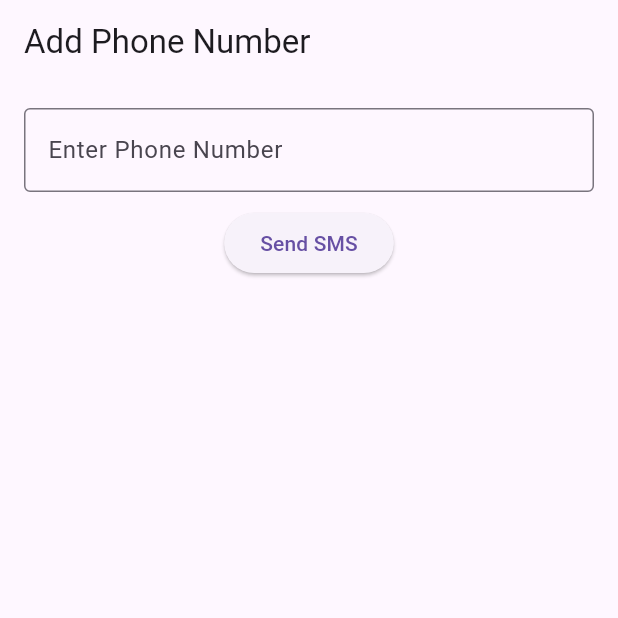
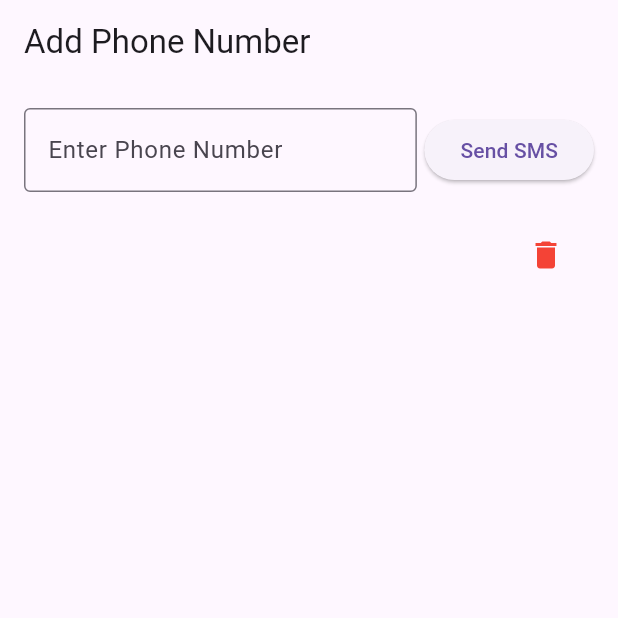
Before and after one commit to mahin-create/womensafety_app, a Flutter app: the DirectSmsScreen screen opened directly, after a tap on "Send SMS", on a phone screen of 412 x 824 dp, the top half of it. Run offline on Flutter 3.47's test engine with Material 3 defaults, Android fonts, the phone set to English and light mode, and no system bars; our stand-ins replace flutter_map, geolocator, latlong2; missing offline and left inert: telephony.

Commit message:
added page

```diff
--- a/lib/contactpage.dart
+++ b/lib/contactpage.dart
@@ -9,6 +9,7 @@ class DirectSmsScreen extends StatefulWidget {
 class _DirectSmsScreenState extends State<DirectSmsScreen> {
   final Telephony telephony = Telephony.instance;
   final TextEditingController phoneController = TextEditingController();
+  List<String> numbers=[];
 
   void sendSMS() async {
     String phoneNumber = phoneController.text.trim(); // Trim spaces
@@ -31,6 +32,7 @@ class _DirectSmsScreenState extends State<DirectSmsScreen> {
     } else {
       print("SMS permission denied.");
     }
+
   }
 
   @override
@@ -42,7 +44,10 @@ class _DirectSmsScreenState extends State<DirectSmsScreen> {
           padding: const EdgeInsets.all(16.0),
           child: Column(
             children: [
-              TextField(
+              Row(
+                children: [
+                  Expanded(
+                    child: TextField(
                       controller: phoneController,
                       decoration: InputDecoration(
                         hintText: "Enter Phone Number",
@@ -55,8 +60,40 @@ class _DirectSmsScreenState extends State<DirectSmsScreen> {
                       ),
                       keyboardType: TextInputType.phone,
                     ),
-              SizedBox(height: 10),
-              ElevatedButton(onPressed: sendSMS, child: Text("Send SMS")),
+                  ),
+              SizedBox(width: 5),
+              ElevatedButton(onPressed: (){
+                setState(() {
+                  sendSMS();
+                  numbers.add(phoneController.text);
+                  phoneController.clear();
+                });
+              }, child: Text("Send SMS")),
+                ],
+              ),
+              SizedBox(height: 10,),
+              Flexible(child: ListView.builder(
+                itemCount: numbers.length,
+                itemBuilder: (context,index){
+                  return Container(
+                    padding: EdgeInsets.all(8.0),
+                    child: Row(
+                      children: [
+                        Expanded(child: Text(numbers[index])),
+                        IconButton(
+                          onPressed:(){
+                            setState(() {
+                          numbers.removeAt(index);
+                        });
+                          } ,
+                        icon: Icon(Icons.delete),
+                        color: Colors.red,
+                        ),
+                      ],
+                    ),
+                  );
+                },
+                ),),
             ],
           ),
         ),
```
Also changed, not shown: lib/mappage.dart (+9 -2 lines). Lines whose indentation alone changed are shown as unchanged.
